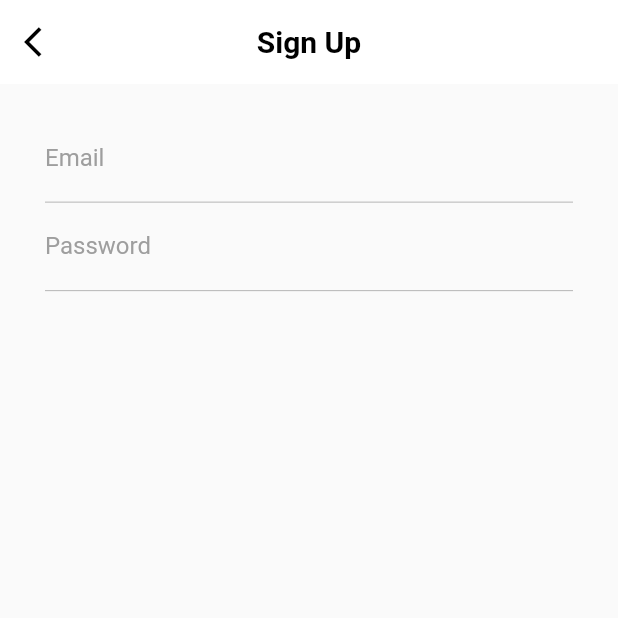
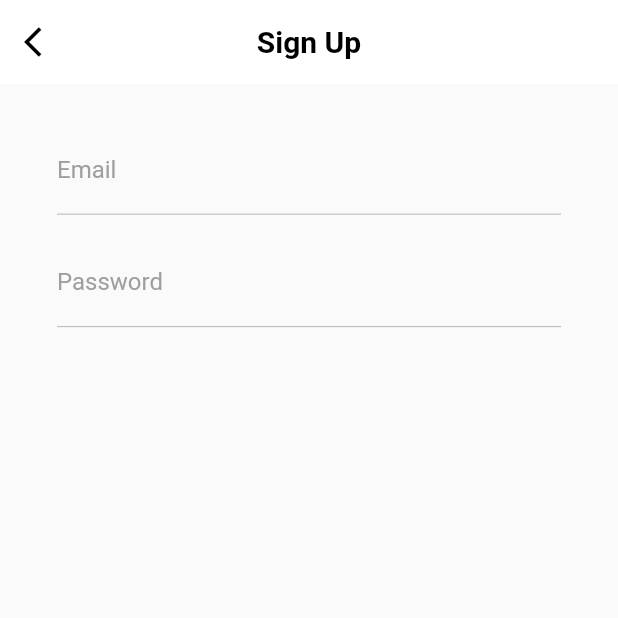
Before and after one commit to Dsoji/medilticaApp, a Flutter app: the SignupScreen screen opened directly, on a phone screen of 412 x 824 dp, the top half of it. Run offline on Flutter 3.47's test engine with Material 2 defaults, Android fonts, the phone set to English and light mode, and no system bars.

Commit message:
Fifth Commit

```diff
--- a/lib/screens/login screen/signup_scren.dart
+++ b/lib/screens/login screen/signup_scren.dart
@@ -16,7 +16,9 @@ class SignupScreen extends StatelessWidget {
             ),
             child: Column(
               children: [
-                TextField(
+                Padding(
+                  padding: const EdgeInsets.all(8.0),
+                  child: TextField(
                     cursorColor: Colors.grey,
                     decoration: InputDecoration(
                       labelText: 'Email',
@@ -40,7 +42,10 @@ class SignupScreen extends StatelessWidget {
                       ),
                     ),
                   ),
-                TextField(
+                ),
+                Padding(
+                  padding: const EdgeInsets.all(8.0),
+                  child: TextField(
                     cursorColor: Colors.grey,
                     decoration: InputDecoration(
                       labelText: 'Password',
@@ -60,6 +65,7 @@ class SignupScreen extends StatelessWidget {
                         borderSide: BorderSide(
                           color: Colors.grey,
                           width: 0.5,
+                        ),
                       ),
                     ),
                   ),
--- a/lib/screens/splashscreen/splash_screen.dart
+++ b/lib/screens/splashscreen/splash_screen.dart
@@ -1,6 +1,7 @@
 import 'dart:async';
 
 import 'package:flutter/material.dart';
+import 'package:ratiah_mobile_app/screens/login%20screen/signup_scren.dart';
 
 import 'package:ratiah_mobile_app/screens/onboarding%20screen/onboarding_screen1.dart';
 
@@ -17,8 +18,8 @@ class _SplashScreenState extends State<SplashScreen> {
     super.initState();
     Timer(
         Duration(seconds: 4),
-        () => Navigator.pushReplacement(context,
-            MaterialPageRoute(builder: (context) => Onboardingcreen1())));
+        () => Navigator.pushReplacement(
+            context, MaterialPageRoute(builder: (context) => SignupScreen())));
   }
 
   @override
```
Also changed, not shown: lib/screens/login screen/login_screen.dart (+8 -2 lines). Lines whose indentation alone changed are shown as unchanged.
